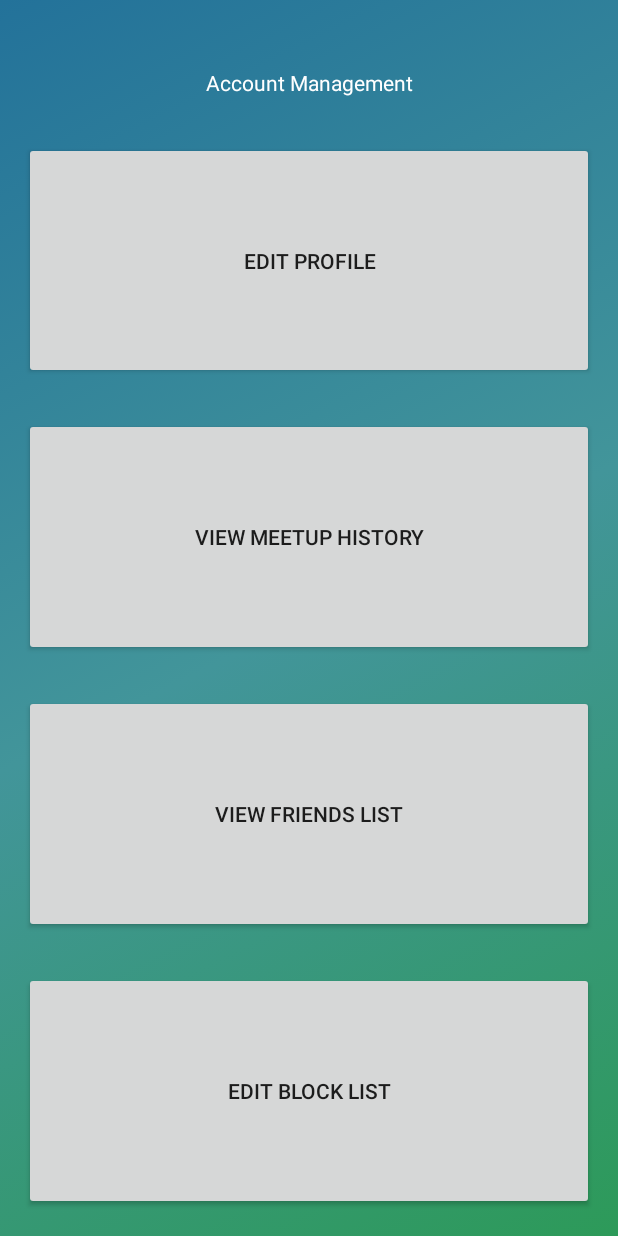
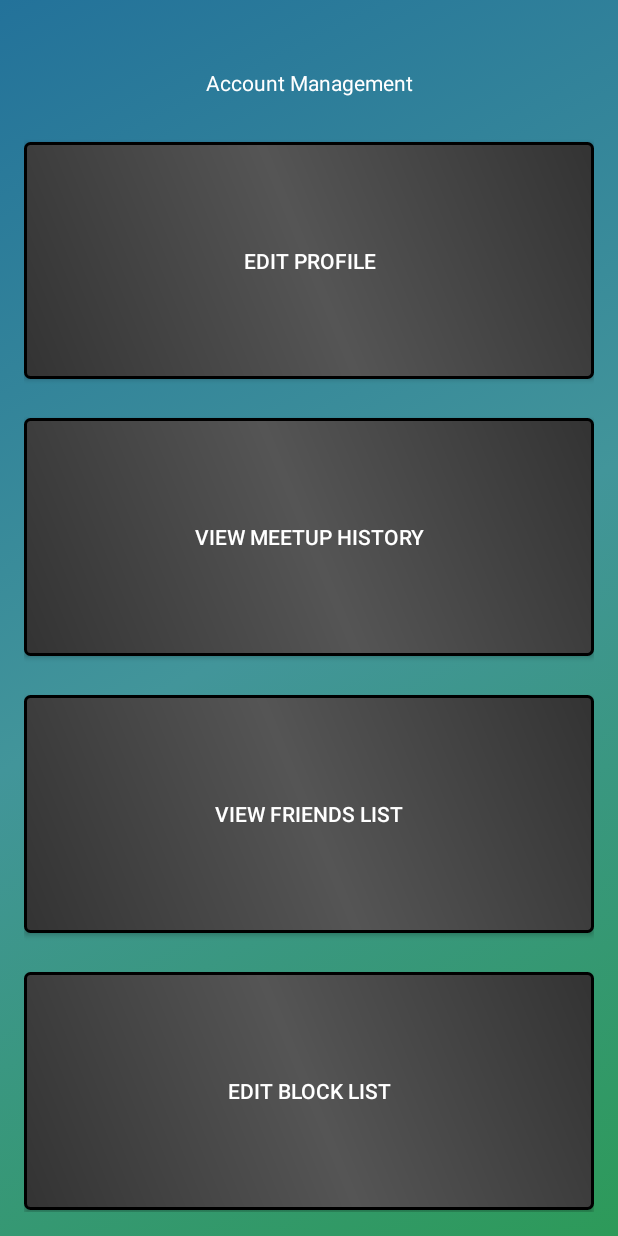
Before and after one commit to wmcrain/MemesForFriends, an Android app: the AccountManageActivity screen opened directly, with no data from a screen before it, on a phone screen of 412 x 824 dp. Run offline under Robolectric (Android 15) with nearby library versions, the phone set to English and light mode, and no system bars.

Commit message:
Adding gradients to our buttons

```diff
--- /dev/null
+++ b/app/app/src/main/res/drawable/button_test.xml
@@ -0,0 +1,11 @@
+<?xml version="1.0" encoding="utf-8"?>
+<shape xmlns:android="http://schemas.android.com/apk/res/android"
+    android:shape="rectangle">
+    <gradient
+        android:startColor="#333333"
+        android:centerColor="#555555"
+        android:endColor="#333333"
+        android:angle="225"/>
+    <corners android:radius="3dp" />
+    <stroke android:width="3px" android:color="#000000" />
+</shape>
--- a/app/app/src/main/res/layout/activity_accountmanagement.xml
+++ b/app/app/src/main/res/layout/activity_accountmanagement.xml
@@ -25,7 +25,9 @@
             android:layout_width="match_parent"
             android:layout_height="0dp"
             android:layout_weight=".2"
-            android:text="Edit Profile"/>
+            android:text="Edit Profile"
+            android:background="@drawable/button_test"
+            android:textColor="@color/white"/>
         <View
             android:layout_width="match_parent"
             android:layout_height="0dp"
@@ -36,7 +38,9 @@
             android:layout_width="match_parent"
             android:layout_height="0dp"
             android:layout_weight=".2"
-            android:text="View Meetup History" />
+            android:text="View Meetup History"
+            android:background="@drawable/button_test"
+            android:textColor="@color/white" />
         <View
             android:layout_width="match_parent"
             android:layout_height="0dp"
@@ -47,7 +51,9 @@
             android:layout_width="match_parent"
             android:layout_height="0dp"
             android:layout_weight=".2"
-            android:text="View Friends List" />
+            android:text="View Friends List"
+            android:background="@drawable/button_test"
+            android:textColor="@color/white"/>
         <View
             android:layout_width="match_parent"
             android:layout_height="0dp"
@@ -58,5 +64,7 @@
             android:layout_width="match_parent"
             android:layout_height="0dp"
             android:layout_weight=".2"
-            android:text="Edit Block List" />
+            android:text="Edit Block List"
+            android:background="@drawable/button_test"
+            android:textColor="@color/white"/>
 </LinearLayout>
```
Also changed, not shown: app/app/src/main/res/drawable/gray_gradient.xml (added, +12 -0 lines).
